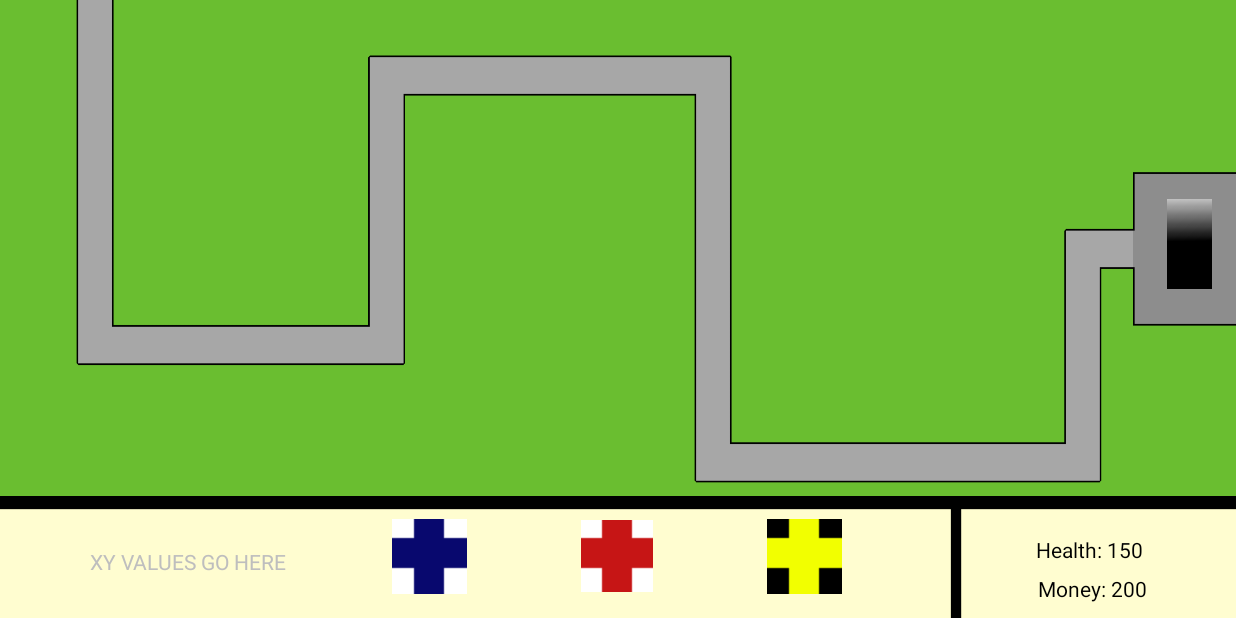
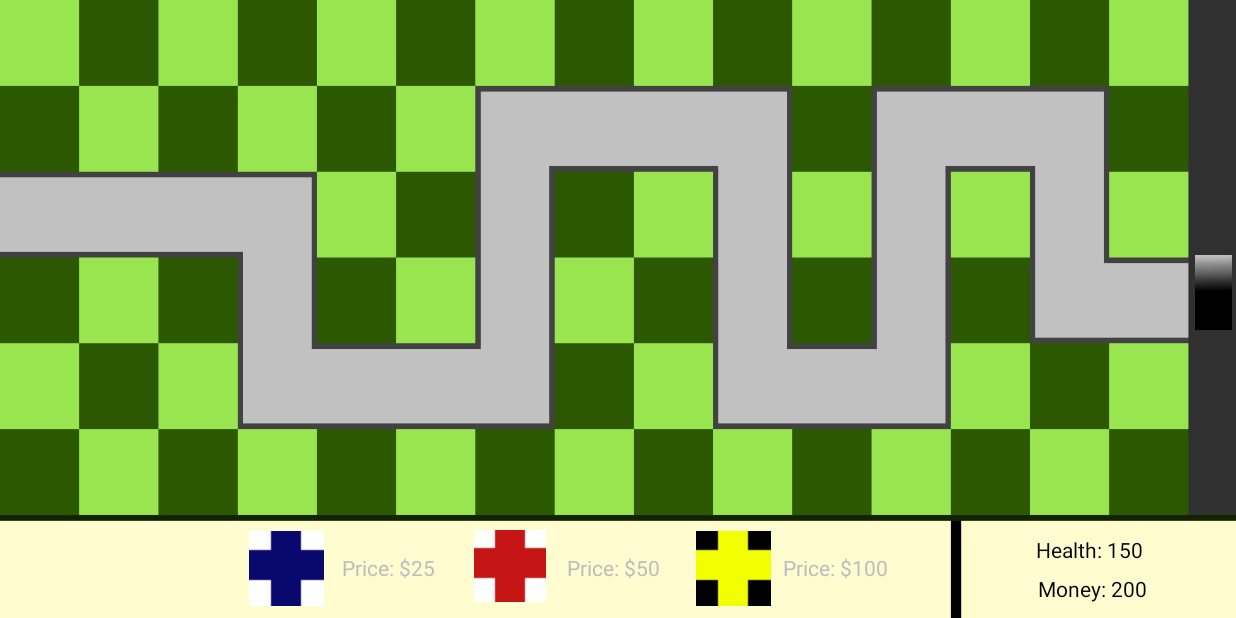
Before and after one commit to maharship07/Tower-Defense-Game, an Android app: the GameScreen screen opened directly, with no data from a screen before it, on a phone screen of 824 x 412 dp (held sideways). Run offline under Robolectric (Android 15) with nearby library versions, the phone set to English and light mode, and no system bars; 1 statement that could not run was skipped.

Commit message:
Updated Game Map and Implementation of Tower Drawing

```diff
--- /dev/null
+++ b/app/src/main/java/com/example/java/GameCanvas.java
@@ -0,0 +1,54 @@
+package com.example.java;
+
+import android.content.Context;
+import android.graphics.Bitmap;
+import android.graphics.BitmapFactory;
+import android.graphics.Canvas;
+import android.util.AttributeSet;
+import android.view.View;
+
+import java.util.ArrayList;
+import java.util.List;
+
+// Custom View Class for use in drawing Towers using Canvas class
+public class GameCanvas extends View {
+    private Bitmap tower1 = BitmapFactory.decodeResource(getResources(),
+            R.drawable.tower_1);
+    private Bitmap tower2 = BitmapFactory.decodeResource(getResources(),
+            R.drawable.tower_2);
+    private Bitmap tower3 = BitmapFactory.decodeResource(getResources(),
+            R.drawable.tower_3);
+    List<Integer> towerArray = new ArrayList<Integer>();
+    public GameCanvas(Context context, AttributeSet attrs) {
+        super(context, attrs);
+    }
+    public void drawTower(int x, int y, int tower, Canvas canvas) {
+        switch(tower) {
+            case 1:
+                canvas.drawBitmap(tower1, (float) x, (float) y, null);
+                break;
+            case 2:
+                canvas.drawBitmap(tower2, (float) x, (float) y, null);
+                break;
+            case 3:
+                canvas.drawBitmap(tower3, (float) x, (float) y, null);
+                break;
+            default:
+                break;
+        }
+        invalidate();
+    }
+    public void addTower (int x, int y, int tower) {
+        towerArray.add(x);
+        towerArray.add(y);
+        towerArray.add(tower);
+        invalidate();
+    }
+    @Override
+    protected void onDraw(Canvas canvas) {
+        super.onDraw(canvas);
+        for (int i = 0; i < towerArray.size(); i+=3) {
+            drawTower(towerArray.get(i), towerArray.get(i+1), towerArray.get(i+2), canvas);
+        }
+    }
+}
--- a/app/src/main/java/com/example/java/GameScreen.java
+++ b/app/src/main/java/com/example/java/GameScreen.java
@@ -35,11 +35,13 @@ public class GameScreen extends Activity {
         setContentView(R.layout.game_screen);
         TextView healthCounter = findViewById(R.id.healthCounter); //Initializes health display
         TextView moneyCounter = findViewById(R.id.moneyCounter);
+        TextView tower1cost = findViewById(R.id.Tower1Cost);
+        TextView tower2cost = findViewById(R.id.Tower2Cost);
+        TextView tower3cost = findViewById(R.id.Tower3Cost);
         ImageButton tower1button = findViewById(R.id.tower1button);
         ImageButton tower2button = findViewById(R.id.tower2button);
         ImageButton tower3button = findViewById(R.id.tower3button);
-        View towermap = findViewById(R.id.towermap);
-        TextView test = findViewById(R.id.test);
+        GameCanvas towermap = findViewById(R.id.gamecanvas);
         Bundle extras = getIntent().getExtras(); //Pulls all variables passed from config screen
         int diff = extras.getInt("diff"); // Pulls difficulty from config screen
         switch (diff) { //initializes game parameters based on difficulty parameter
@@ -58,6 +60,9 @@ public class GameScreen extends Activity {
             default:
                 throw new IllegalStateException("Unexpected value: " + diff);
         }
+        tower1cost.setText("Price: $" + Tower1.initCost(diff));
+        tower2cost.setText("Price: $" + Tower2.initCost(diff));
+        tower3cost.setText("Price: $" + Tower3.initCost(diff));
         updateHealth(healthCounter); //sets health display to starting health
         updateMoney(moneyCounter);
         tower1button.setOnClickListener(l -> {
@@ -73,13 +78,20 @@ public class GameScreen extends Activity {
             public boolean onTouch(View v, MotionEvent event) {
                 if (event.getAction() == MotionEvent.ACTION_DOWN) {
                     int x = (int) event.getX();
+                    x = x - (x % 150);
                     int y = (int) event.getY();
+                    y = y - (y % 150);
+                    for (int i = 0; i < towerArray.size(); i++) {
+                        if (x == towerArray.get(i).getX_loc() && y == towerArray.get(i).getY_loc()){
+                            currentTower = 0;
+                        }
+                    }
                     switch (currentTower) {
                         case 1:
                             if (money >= Tower1.initCost(diff)) {
                                 money = money - Tower1.initCost(diff);
                                 updateMoney(moneyCounter);
-                                test.setText("X:" + x + "Y:" + y);
+                                towermap.addTower(x, y, 1);
                                 Tower1 newTower = new Tower1(x, y);
                                 towerArray.add(newTower);
                             }
@@ -89,6 +101,7 @@ public class GameScreen extends Activity {
                             if (money >= Tower2.initCost(diff)) {
                                 money = money - Tower2.initCost(diff);
                                 updateMoney(moneyCounter);
+                                towermap.addTower(x, y, 2);
                                 Tower2 newTower = new Tower2(x, y);
                                 towerArray.add(newTower);
                             }
@@ -98,6 +111,7 @@ public class GameScreen extends Activity {
                             if (money >= Tower3.initCost(diff)) {
                                 money = money - Tower3.initCost(diff);
                                 updateMoney(moneyCounter);
+                                towermap.addTower(x, y, 3);
                                 Tower3 newTower = new Tower3(x, y);
                                 towerArray.add(newTower);
                             }
--- a/app/src/main/java/com/example/java/TowerInterface.java
+++ b/app/src/main/java/com/example/java/TowerInterface.java
@@ -3,4 +3,6 @@ package com.example.java;
 public interface TowerInterface {
     //define other shared methods
     void attack();
+    int getX_loc();
+    int getY_loc();
 }
--- a/app/src/main/res/layout/game_screen.xml
+++ b/app/src/main/res/layout/game_screen.xml
@@ -9,12 +9,12 @@
         android:id="@+id/mapBackground"
         android:layout_width="wrap_content"
         android:layout_height="wrap_content"
-        android:background="@drawable/wip2_tdgmap"
+        android:background="@drawable/towerdefensemap_checkerboard_v3"
         android:contentDescription="@string/game_map"
         android:scaleType="fitXY"
         app:layout_constraintBottom_toBottomOf="parent"
         app:layout_constraintEnd_toEndOf="parent"
-        app:layout_constraintHorizontal_bias="0.0"
+        app:layout_constraintHorizontal_bias="1.0"
         app:layout_constraintStart_toStartOf="parent"
         app:layout_constraintTop_toTopOf="parent"
         app:layout_constraintVertical_bias="0.0" />
@@ -48,22 +48,22 @@
     <ImageView
         android:id="@+id/monument"
         android:layout_width="30dp"
-        android:layout_height="63dp"
+        android:layout_height="50dp"
         android:contentDescription="@string/player_monument"
         android:src="@drawable/monument"
         app:layout_constraintBottom_toBottomOf="@+id/mapBackground"
         app:layout_constraintEnd_toEndOf="parent"
-        app:layout_constraintHorizontal_bias="0.98"
+        app:layout_constraintHorizontal_bias="1.0"
         app:layout_constraintStart_toStartOf="parent"
         app:layout_constraintTop_toTopOf="@+id/mapBackground"
-        app:layout_constraintVertical_bias="0.375" />
+        app:layout_constraintVertical_bias="0.469" />
 
     <ImageButton
         android:id="@+id/tower1button"
         android:layout_width="50dp"
         android:layout_height="50dp"
-        android:layout_marginEnd="76dp"
-        android:layout_marginBottom="16dp"
+        android:layout_marginEnd="100dp"
+        android:layout_marginBottom="8dp"
         android:src="@drawable/tower_1"
         app:layout_constraintBottom_toBottomOf="parent"
         app:layout_constraintEnd_toStartOf="@+id/tower2button"
@@ -76,39 +76,64 @@
         android:src="@drawable/tower_2"
         app:layout_constraintBottom_toBottomOf="@+id/mapBackground"
         app:layout_constraintEnd_toEndOf="parent"
-        app:layout_constraintHorizontal_bias="0.499"
+        app:layout_constraintHorizontal_bias="0.407"
         app:layout_constraintStart_toStartOf="parent"
         app:layout_constraintTop_toTopOf="parent"
-        app:layout_constraintVertical_bias="0.953"
+        app:layout_constraintVertical_bias="0.971"
         tools:ignore="SpeakableTextPresentCheck" />
 
     <ImageButton
         android:id="@+id/tower3button"
         android:layout_width="50dp"
         android:layout_height="50dp"
-        android:layout_marginStart="76dp"
-        android:layout_marginBottom="16dp"
+        android:layout_marginStart="100dp"
+        android:layout_marginBottom="8dp"
         android:src="@drawable/tower_3"
         app:layout_constraintBottom_toBottomOf="parent"
         app:layout_constraintStart_toEndOf="@+id/tower2button"
         tools:ignore="SpeakableTextPresentCheck" />
 
-    <View
-        android:id="@+id/towermap"
-        android:layout_width="851dp"
-        android:layout_height="315dp"
-        app:layout_constraintEnd_toEndOf="parent"
+    <TextView
+        android:id="@+id/Tower1Cost"
+        android:layout_width="wrap_content"
+        android:layout_height="wrap_content"
+        android:layout_marginStart="12dp"
+        android:layout_marginEnd="30dp"
+        android:layout_marginBottom="24dp"
+        android:text="@string/price1"
+        app:layout_constraintBottom_toBottomOf="parent"
+        app:layout_constraintEnd_toStartOf="@+id/tower2button"
+        app:layout_constraintHorizontal_bias="0.0"
+        app:layout_constraintStart_toEndOf="@+id/tower1button" />
+
+    <TextView
+        android:id="@+id/Tower2Cost"
+        android:layout_width="wrap_content"
+        android:layout_height="wrap_content"
+        android:layout_marginStart="14dp"
+        android:layout_marginEnd="28dp"
+        android:layout_marginBottom="24dp"
+        android:text="@string/price2"
+        app:layout_constraintBottom_toBottomOf="@+id/mapBackground"
+        app:layout_constraintEnd_toStartOf="@+id/tower3button"
+        app:layout_constraintHorizontal_bias="0.0"
+        app:layout_constraintStart_toEndOf="@+id/tower2button" />
+
+    <TextView
+        android:id="@+id/Tower3Cost"
+        android:layout_width="wrap_content"
+        android:layout_height="wrap_content"
+        android:layout_marginStart="8dp"
+        android:layout_marginBottom="24dp"
+        android:text="@string/price3"
+        app:layout_constraintBottom_toBottomOf="@+id/mapBackground"
+        app:layout_constraintStart_toEndOf="@+id/tower3button" />
+
+    <com.example.java.GameCanvas
+        android:id="@+id/gamecanvas"
+        android:layout_width="2250px"
+        android:layout_height="900px"
         app:layout_constraintStart_toStartOf="parent"
         app:layout_constraintTop_toTopOf="parent" />
 
-    <TextView
-        android:id="@+id/test"
-        android:layout_width="wrap_content"
-        android:layout_height="wrap_content"
-        android:layout_marginStart="60dp"
-        android:layout_marginBottom="28dp"
-        android:text="@string/xy_values_go_here"
-        app:layout_constraintBottom_toBottomOf="parent"
-        app:layout_constraintStart_toStartOf="parent" />
-
 </androidx.constraintlayout.widget.ConstraintLayout>
--- a/app/src/main/res/values/strings.xml
+++ b/app/src/main/res/values/strings.xml
@@ -13,4 +13,7 @@
     <string name="error_text">Enter Player Name</string>
     <string name="test">test</string>
     <string name="xy_values_go_here">XY VALUES GO HERE</string>
+    <string name="price1">Price: $</string>
+    <string name="price2">Price: $</string>
+    <string name="price3">Price: $</string>
 </resources>
```
Also changed, not shown: app/src/main/java/com/example/java/Tower1.java (+5 -5 lines), app/src/main/java/com/example/java/Tower2.java (+5 -5 lines), app/src/main/java/com/example/java/Tower3.java (+5 -5 lines), app/src/main/res/drawable/towerdefensemap_checkerboard_v3.png (added), app/src/main/res/drawable/wip2_tdgmap.png (deleted).
